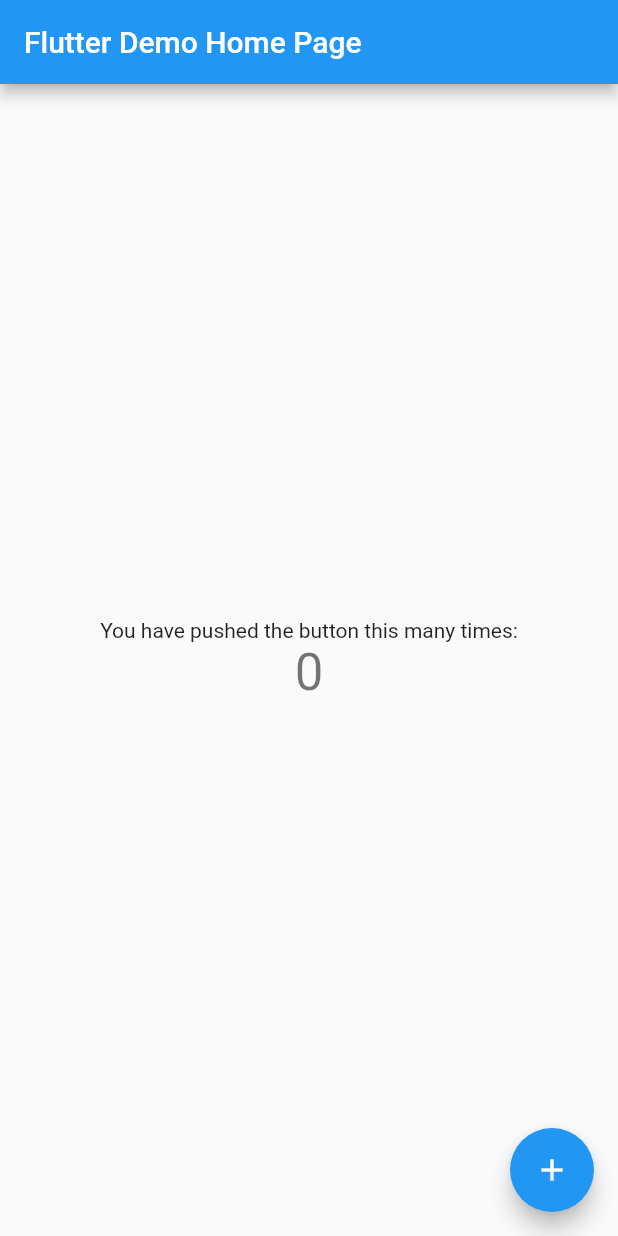
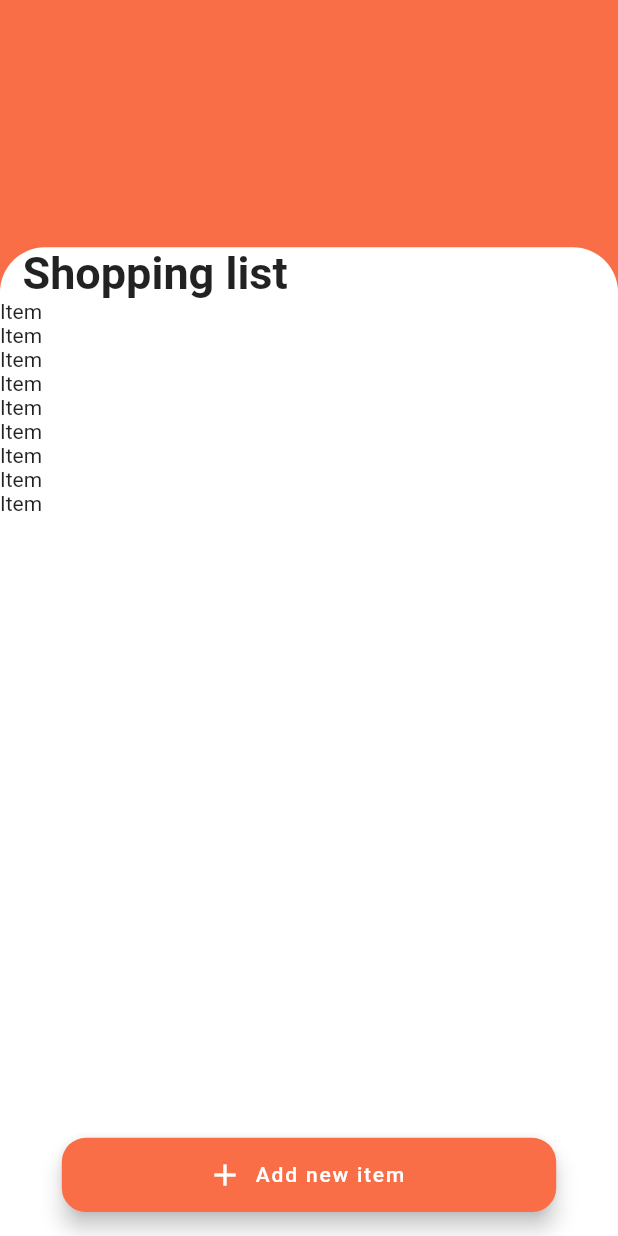
Before and after one commit to aikenahac/shopping-list, a Flutter app: the screen it shows after launch, on a phone screen of 412 x 824 dp. Run offline on Flutter 3.47's test engine with Material 2 defaults, Android fonts, the phone set to English and light mode, and no system bars; our stand-ins replace google_fonts, shared_preferences.

Commit message:
Create UI layout

```diff
--- a/lib/app.dart
+++ b/lib/app.dart
@@ -4,21 +4,12 @@ import 'package:shopping_list/pages/home.page.dart';
 class App extends StatelessWidget {
   const App({Key? key}) : super(key: key);
 
-  static final ValueNotifier<ThemeMode> themeNotifier = ValueNotifier(ThemeMode.light);
-
   @override
   Widget build(BuildContext context) {
-    return ValueListenableBuilder<ThemeMode>(
-      valueListenable: themeNotifier,
-      builder: (_, ThemeMode currentMode, __) {
-        return MaterialApp(
-          initialRoute: HomePage.routeName,
-          routes: {
-            HomePage.routeName: (_) => const HomePage(),
-          },
-          theme: ThemeData(primarySwatch: Colors.blue),
-          darkTheme: ThemeData.dark(),
-        );
+    return MaterialApp(
+      initialRoute: HomePage.routeName,
+      routes: {
+        HomePage.routeName: (_) => const HomePage(),
       },
     );
   }
--- a/lib/main.dart
+++ b/lib/main.dart
@@ -1,67 +1,6 @@
 import 'package:flutter/material.dart';
+import 'package:shopping_list/app.dart';
 
 void main() {
-  runApp(const MyApp());
+  runApp(const App());
 }
-
-class MyApp extends StatelessWidget {
-  const MyApp({Key? key}) : super(key: key);
-
-  @override
-  Widget build(BuildContext context) {
-    return MaterialApp(
-      title: 'Flutter Demo',
-      theme: ThemeData(
-        primarySwatch: Colors.blue,
-      ),
-      home: const MyHomePage(title: 'Flutter Demo Home Page'),
-    );
-  }
-}
-
-class MyHomePage extends StatefulWidget {
-  const MyHomePage({Key? key, required this.title}) : super(key: key);
-
-  final String title;
-
-  @override
-  State<MyHomePage> createState() => _MyHomePageState();
-}
-
-class _MyHomePageState extends State<MyHomePage> {
-  int _counter = 0;
-
-  void _incrementCounter() {
-    setState(() {
-      _counter++;
-    });
-  }
-
-  @override
-  Widget build(BuildContext context) {
-    return Scaffold(
-      appBar: AppBar(
-        title: Text(widget.title),
-      ),
-      body: Center(
-        child: Column(
-          mainAxisAlignment: MainAxisAlignment.center,
-          children: <Widget>[
-            const Text(
-              'You have pushed the button this many times:',
-            ),
-            Text(
-              '$_counter',
-              style: Theme.of(context).textTheme.headline4,
-            ),
-          ],
-        ),
-      ),
-      floatingActionButton: FloatingActionButton(
-        onPressed: _incrementCounter,
-        tooltip: 'Increment',
-        child: const Icon(Icons.add),
-      ),
-    );
-  }
-}
--- a/lib/pages/home.page.dart
+++ b/lib/pages/home.page.dart
@@ -1,4 +1,15 @@
 import 'package:flutter/material.dart';
+import 'package:shopping_list/utils/assets.util.dart';
+import 'package:shopping_list/widgets/home_page/add_item.button.dart';
+import 'package:google_fonts/google_fonts.dart';
+
+const _listBoxDecoration = BoxDecoration(
+  color: Colors.white,
+  borderRadius: BorderRadius.only(
+    topLeft: Radius.circular(30.0),
+    topRight: Radius.circular(30.0),
+  ),
+);
 
 class HomePage extends StatelessWidget {
   const HomePage({Key? key}) : super(key: key);
@@ -7,7 +18,50 @@ class HomePage extends StatelessWidget {
 
   @override
   Widget build(BuildContext context) {
-    // TODO: implement build
-    throw UnimplementedError();
+    final width = MediaQuery.of(context).size.width;
+    final height = MediaQuery.of(context).size.height;
+
+    return Scaffold(
+      body: Container(
+        color: AppAssets.primaryColor,
+        width: width,
+        child: Stack(
+          children: [
+            Align(
+              alignment: Alignment.bottomCenter,
+              child: Container(
+                decoration: _listBoxDecoration,
+                width: width,
+                height: height * 0.8,
+                child: ListView.builder(
+                  itemCount: 10,
+                  itemBuilder: (context, int i) {
+                    if (i == 0) {
+                      return const Padding(
+                        padding: EdgeInsets.only(left: 15.0),
+                        child: Text(
+                          'Shopping list',
+                          style: TextStyle(
+                            fontSize: 30.0,
+                            fontWeight: FontWeight.bold,
+                          ),
+                        ),
+                      );
+                    } else {
+                      return const Text('Item');
+                    }
+                  },
+                ),
+              ),
+            ),
+            AddItemButton(
+              label: const Text('Add new item'),
+              icon: const Icon(Icons.add),
+              onPressed: () {},
+            )
+          ],
+        ),
+      ),
+    );
   }
 }
--- /dev/null
+++ b/lib/utils/assets.util.dart
@@ -0,0 +1,5 @@
+import 'package:flutter/material.dart';
+
+class AppAssets {
+  static Color primaryColor = const Color(0xFFF96E46);
+}
--- /dev/null
+++ b/lib/utils/get_mode.util.dart
@@ -0,0 +1,17 @@
+import 'package:flutter/material.dart';
+import 'package:shared_preferences/shared_preferences.dart';
+
+Future<ThemeMode> getCurrentMode() async {
+  SharedPreferences storage = await SharedPreferences.getInstance();
+
+  String setMode = storage.getString('mode') ?? 'light';
+
+  switch (setMode) {
+    case 'light':
+      return ThemeMode.light;
+    case 'dark':
+      return ThemeMode.dark;
+    default:
+      return ThemeMode.light;
+  }
+}
--- /dev/null
+++ b/lib/widgets/home_page/add_item.button.dart
@@ -0,0 +1,41 @@
+import 'package:flutter/material.dart';
+import 'package:shopping_list/utils/assets.util.dart';
+
+class AddItemButton extends StatelessWidget {
+  const AddItemButton({
+    Key? key,
+    required this.label,
+    required this.icon,
+    required this.onPressed,
+  }) : super(key: key);
+
+  final Icon icon;
+  final Text label;
+  final void Function() onPressed;
+
+  @override
+  Widget build(BuildContext context) {
+    final width = MediaQuery.of(context).size.width;
+    final height = MediaQuery.of(context).size.height;
+
+    return Padding(
+      padding: const EdgeInsets.all(16.0),
+      child: Align(
+        alignment: Alignment.bottomCenter,
+        child: SizedBox(
+          width: width * 0.8,
+          height: height * 0.06,
+          child: FloatingActionButton.extended(
+            backgroundColor: AppAssets.primaryColor,
+            shape: RoundedRectangleBorder(
+              borderRadius: BorderRadius.circular(16.0),
+            ),
+            label: label,
+            icon: icon,
+            onPressed: onPressed,
+          ),
+        ),
+      ),
+    );
+  }
+}
--- a/pubspec.yaml
+++ b/pubspec.yaml
@@ -18,7 +18,7 @@ publish_to: 'none' # Remove this line if you wish to publish to pub.dev
 version: 1.0.0+1
 
 environment:
-  sdk: ">=2.17.0-85.0.dev <3.0.0"
+  sdk: ">=2.17.0-104.0.dev <3.0.0"
 
 # Dependencies specify other packages that your package needs in order to work.
 # To automatically upgrade your package dependencies to the latest versions
@@ -34,6 +34,8 @@ dependencies:
   # The following adds the Cupertino Icons font to your application.
   # Use with the CupertinoIcons class for iOS style icons.
   cupertino_icons: ^1.0.2
+  shared_preferences: ^2.0.13
+  google_fonts: ^2.3.1
 
 dev_dependencies:
   flutter_test:
```
Also changed, not shown: lib/utils/theme.dart (deleted), pubspec.lock, 1 other file.
